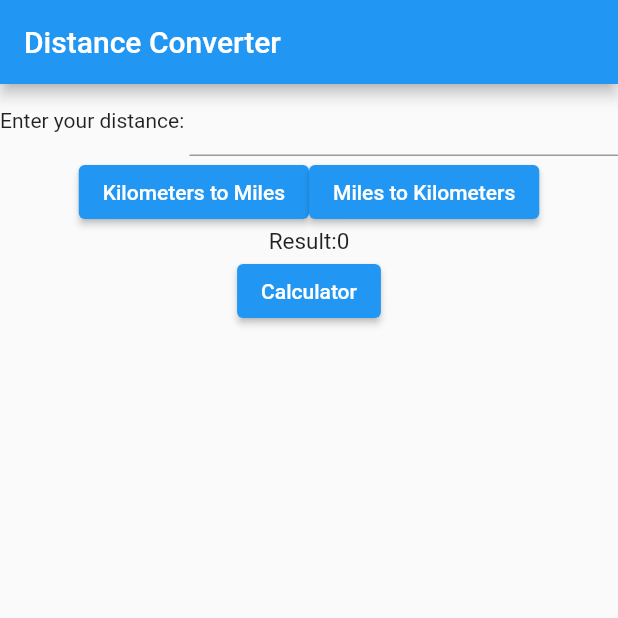
After one commit to deovolente12/jongsungkim_calculator, a Flutter app: the screen it shows after launch, after a tap on "Converter", on a phone screen of 412 x 824 dp, the top half of it. The commit adds this screen. Run offline on Flutter 3.47's test engine with Material 2 defaults, Android fonts, the phone set to English and light mode, and no system bars.

Commit message:
first commit

```diff
--- /dev/null
+++ b/lib/add_two_numbers.dart
@@ -0,0 +1,157 @@
+import 'package:flutter/material.dart';
+import 'dart:math';
+import 'distance_converter.dart';
+
+class AddTwoNumbers extends StatefulWidget {
+  const AddTwoNumbers({Key? key}) : super(key: key);
+
+  @override
+  AddTwoNumbersState createState() => AddTwoNumbersState();
+}
+
+class AddTwoNumbersState extends State<AddTwoNumbers> {
+  TextEditingController num1controller = TextEditingController();
+  TextEditingController num2controller = TextEditingController();
+  String r = "0";
+  @override
+  Widget build(BuildContext context) {
+    return Column(
+      children: <Widget>[
+        Row(
+          children: <Widget>[
+            const Text("First Number : ",
+              style: TextStyle(
+                fontSize: 12.0,
+                color: Colors.black,
+              ),
+            ),
+            Flexible(
+              child: TextField(
+                keyboardType: TextInputType.number,
+                controller: num1controller,
+              ),
+            ),
+          ],
+        ),
+        Row(
+          children: <Widget>[
+            const Text("Second Number : ",
+              style: TextStyle(
+                fontSize: 12.0,
+                color: Colors.black,
+              ),),
+            Flexible(
+              child: TextField(
+                keyboardType: TextInputType.number,
+                controller: num2controller,
+              ),
+            ),
+          ],
+        ),
+        Row(
+          mainAxisAlignment: MainAxisAlignment.center,
+          children: <Widget>[
+            ElevatedButton(
+              child: const Text("Addition",
+                style: TextStyle(
+                  fontSize: 12.0,
+                  color: Colors.black,
+                ),
+              ),
+              onPressed : () {
+                setState(() {
+                  int result = int.parse(num1controller.text) + int.parse(num2controller.text);
+                  r = result.toString();
+                });
+              },
+            ),
+            ElevatedButton(
+              child: const Text("Subtraction",
+                style: TextStyle(
+                  fontSize: 12.0,
+                  color: Colors.black,
+                ),
+              ),
+              onPressed : () {
+                setState(() {
+                  int result = int.parse(num1controller.text) - int.parse(num2controller.text);
+                  r = result.toString();
+                });
+              },
+            ),
+            ElevatedButton(
+              child: const Text("Multiplication",
+                style: TextStyle(
+                  fontSize: 12.0,
+                  color: Colors.black,
+                ),
+              ),
+              onPressed : () {
+                setState(() {
+                  int result = int.parse(num1controller.text) * int.parse(num2controller.text);
+                  r = result.toString();
+                });
+              },
+            ),
+            ElevatedButton(
+              child: const Text("Division",
+                style: TextStyle(
+                  fontSize: 12.0,
+                  color: Colors.black,
+                ),),
+              onPressed : () {
+                setState(() {
+                  double result = double.parse(num1controller.text)/double.parse(num2controller.text);
+                  r = result.toStringAsPrecision(9);
+                });
+              },
+            ),
+          ],
+        ),
+        Row(
+          mainAxisAlignment: MainAxisAlignment.center,
+          children: <Widget>[
+            ElevatedButton(
+              child: const Text("Power",
+                style: TextStyle(
+                  fontSize: 12.0,
+                  color: Colors.black,
+                ),
+              ),
+              onPressed : () {
+                setState(() {
+                  double result = pow(double.parse(num1controller.text), double.parse(num2controller.text)).toDouble();
+                  r = result.toStringAsPrecision(9);
+                });
+              },
+            ),
+          ],
+        ),
+        Row(
+          mainAxisAlignment: MainAxisAlignment.center,
+          children: <Widget>[
+            const Text("Result:",
+              style: TextStyle(
+                fontSize: 15,
+              ),),
+            Text(r,
+              style: const TextStyle(
+                fontSize: 15,
+              ),),
+          ],
+        ),
+        ElevatedButton(
+          onPressed: () {
+            Navigator.push(
+              context,
+              MaterialPageRoute(builder: (context) => const MyDistanceConvert()),
+            );
+          },
+          child: const Text('Converter'),
+        ),
+
+      ],
+
+    );
+  }
+}
--- /dev/null
+++ b/lib/distance_converter.dart
@@ -0,0 +1,99 @@
+import 'package:flutter/material.dart';
+import 'main.dart';
+
+class MyDistanceConvert extends StatelessWidget {
+  const MyDistanceConvert({Key? key}) : super(key: key);
+
+  @override
+  Widget build(BuildContext context) {
+    return MaterialApp(
+
+      home: Scaffold(
+        appBar: AppBar(
+          title: const Text('Distance Converter'),
+        ),
+        body: const DistanceConvert(),
+      ),
+    );
+  }
+}
+
+
+  class DistanceConvert extends StatefulWidget {
+  const DistanceConvert({Key? key}) : super(key: key);
+
+  @override
+  _DistanceConvertState createState() => _DistanceConvertState();
+}
+
+class _DistanceConvertState extends State<DistanceConvert> {
+  TextEditingController num3controller = TextEditingController();
+  String r = "0";
+  @override
+
+  Widget build(BuildContext context){
+    return Container(
+      child: Column(
+        children: <Widget>[
+          Row(
+            children: <Widget>[
+              const Text("Enter your distance: "),
+              Flexible(
+                child: TextField(
+                  keyboardType: TextInputType.number,
+                  controller: num3controller,
+                ),
+              ),
+            ],
+          ),
+          Row(mainAxisAlignment: MainAxisAlignment.center,
+          children: <Widget>[
+          ElevatedButton(
+            onPressed: () {
+              setState(() {
+                double result = double.parse(num3controller.text)*0.621371;
+                r = result.toString()+" Mi";
+              });
+            },
+            child: const Text('Kilometers to Miles'),
+          ),
+          ElevatedButton(
+            onPressed: () {
+              setState(() {
+                double result = double.parse(num3controller.text)*1.609;
+                r = result.toString() + " Km";
+              });
+            },
+            child: const Text('Miles to Kilometers'),
+          ),
+          ],
+          ),
+          Row(
+            mainAxisAlignment: MainAxisAlignment.center,
+            children: <Widget>[
+              const Text("Result:",
+                style: TextStyle(
+                  fontSize: 15,
+                ),),
+              Text(r,
+                style: const TextStyle(
+                  fontSize: 15,
+                ),),
+            ],
+          ),
+          ElevatedButton(
+            onPressed: () {
+              Navigator.push(
+                context,
+                MaterialPageRoute(builder: (context) => const MyApp()),
+              );
+            },
+            child: const Text('Calculator'),
+          ),
+
+        ]
+      )
+    );
+  }
+
+}
--- a/pubspec.yaml
+++ b/pubspec.yaml
@@ -34,6 +34,7 @@ dependencies:
   # The following adds the Cupertino Icons font to your application.
   # Use with the CupertinoIcons class for iOS style icons.
   cupertino_icons: ^1.0.2
+  provider: ^6.0.1
 
 dev_dependencies:
   flutter_test:
```
Also changed, not shown: lib/main.dart (+2 -135 lines), pubspec.lock, 1 other file.
